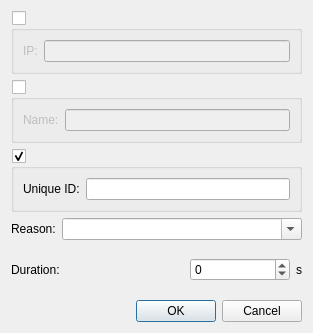
The window that scripts/customBan/ban.ui (Bluscream/pyTSon_plugins) describes before a commit, drawn with Qt 5.
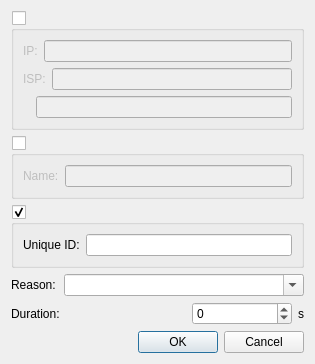
The same window after the commit.

Diff of the .ui file:
```diff
--- a/scripts/customBan/ban.ui
+++ b/scripts/customBan/ban.ui
@@ -7,14 +7,14 @@
    <rect>
     <x>0</x>
     <y>0</y>
-    <width>311</width>
-    <height>333</height>
+    <width>315</width>
+    <height>349</height>
    </rect>
   </property>
   <property name="windowTitle">
    <string>Dialog</string>
   </property>
-  <layout class="QVBoxLayout" name="verticalLayout">
+  <layout class="QVBoxLayout" name="verticalLayout_2">
    <item>
     <widget class="QGroupBox" name="grp_ip">
      <property name="title">
@@ -26,16 +26,60 @@
      <property name="checked">
       <bool>false</bool>
      </property>
-     <layout class="QGridLayout" name="gridLayout_3">
-      <item row="0" column="1">
-       <widget class="QLineEdit" name="txt_ip"/>
+     <layout class="QVBoxLayout" name="verticalLayout">
+      <item>
+       <layout class="QHBoxLayout" name="horizontalLayout_4">
+        <item>
+         <widget class="QLabel" name="lbl_ip">
+          <property name="text">
+           <string>IP:</string>
+          </property>
+         </widget>
+        </item>
+        <item>
+         <widget class="QLineEdit" name="txt_ip">
+          <property name="clearButtonEnabled">
+           <bool>true</bool>
+          </property>
+         </widget>
+        </item>
+       </layout>
       </item>
-      <item row="0" column="0">
-       <widget class="QLabel" name="label_6">
-        <property name="text">
-         <string>IP:</string>
-        </property>
-       </widget>
+      <item>
+       <layout class="QHBoxLayout" name="horizontalLayout_5">
+        <item>
+         <widget class="QLabel" name="lbl_isp">
+          <property name="text">
+           <string>ISP:</string>
+          </property>
+         </widget>
+        </item>
+        <item>
+         <widget class="QLineEdit" name="txt_isp">
+          <property name="readOnly">
+           <bool>true</bool>
+          </property>
+         </widget>
+        </item>
+       </layout>
+      </item>
+      <item>
+       <layout class="QHBoxLayout" name="horizontalLayout_6">
+        <item>
+         <widget class="QLabel" name="lbl_flag">
+          <property name="text">
+           <string/>
+          </property>
+         </widget>
+        </item>
+        <item>
+         <widget class="QLineEdit" name="txt_loc">
+          <property name="readOnly">
+           <bool>true</bool>
+          </property>
+         </widget>
+        </item>
+       </layout>
       </item>
      </layout>
     </widget>
@@ -53,7 +97,11 @@
      </property>
      <layout class="QGridLayout" name="gridLayout_2">
       <item row="0" column="1">
-       <widget class="QLineEdit" name="txt_name"/>
+       <widget class="QLineEdit" name="txt_name">
+        <property name="clearButtonEnabled">
+         <bool>true</bool>
+        </property>
+       </widget>
       </item>
       <item row="0" column="0">
        <widget class="QLabel" name="label_5">
@@ -82,7 +130,11 @@
        </widget>
       </item>
       <item>
-       <widget class="QLineEdit" name="txt_uid"/>
+       <widget class="QLineEdit" name="txt_uid">
+        <property name="clearButtonEnabled">
+         <bool>true</bool>
+        </property>
+       </widget>
       </item>
      </layout>
     </widget>
```
